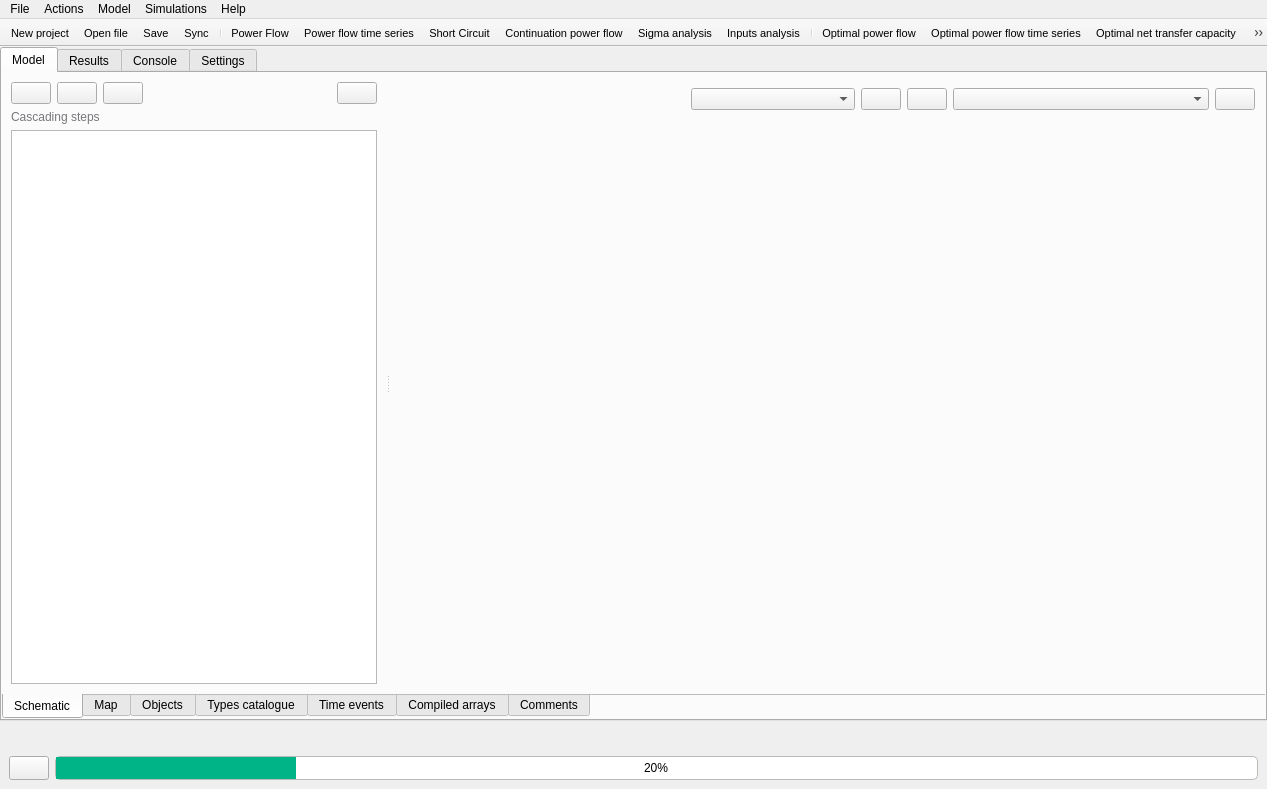
Old version of the form src/GridCal/Gui/Main/MainWindow.ui in the repository SanPen/GridCal.
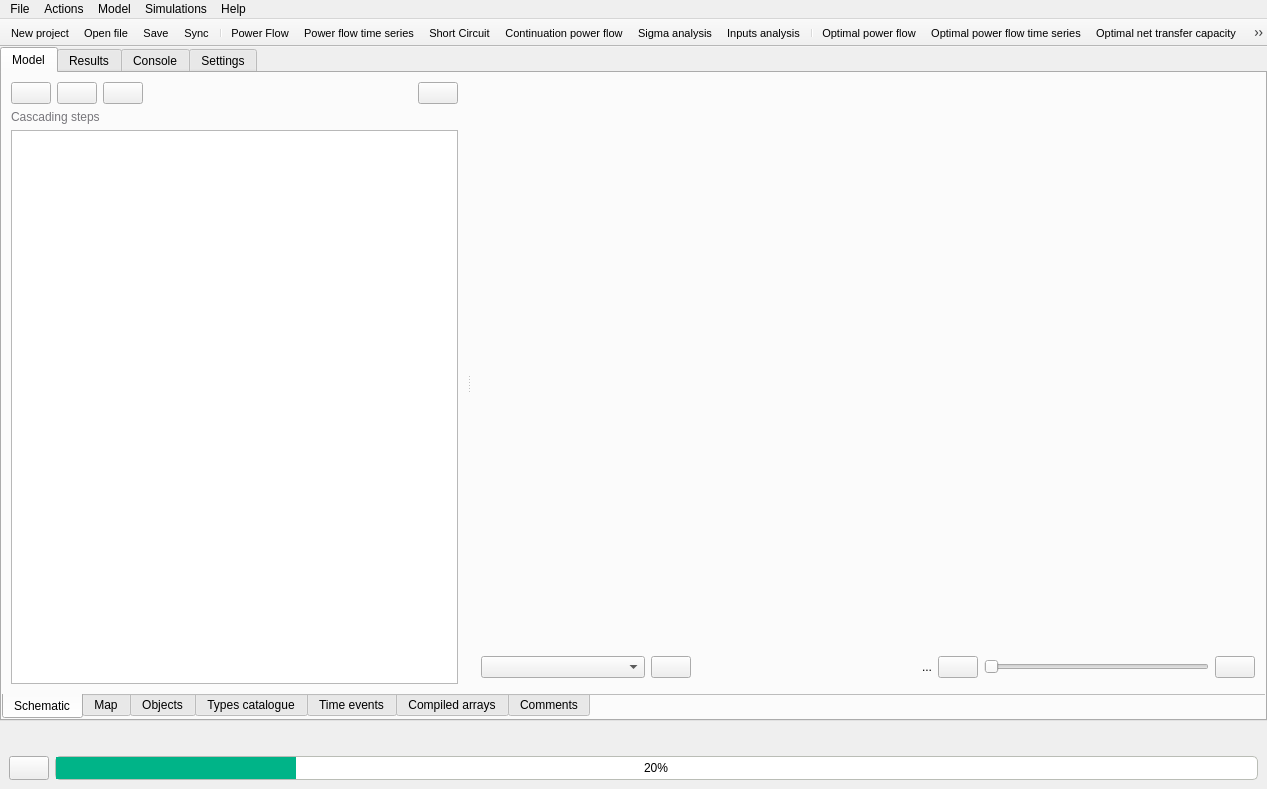
New version of the form. Icons and pictures are not drawn.

Patch:
```diff
--- a/src/GridCal/Gui/Main/MainWindow.ui
+++ b/src/GridCal/Gui/Main/MainWindow.ui
@@ -316,6 +316,33 @@
                 <enum>QFrame::Raised</enum>
                </property>
                <layout class="QVBoxLayout" name="verticalLayout_34">
+                <item>
+                 <widget class="QFrame" name="frame_33">
+                  <property name="frameShape">
+                   <enum>QFrame::NoFrame</enum>
+                  </property>
+                  <property name="frameShadow">
+                   <enum>QFrame::Raised</enum>
+                  </property>
+                  <layout class="QVBoxLayout" name="verticalLayout_30">
+                   <property name="leftMargin">
+                    <number>0</number>
+                   </property>
+                   <property name="topMargin">
+                    <number>0</number>
+                   </property>
+                   <property name="rightMargin">
+                    <number>0</number>
+                   </property>
+                   <property name="bottomMargin">
+                    <number>0</number>
+                   </property>
+                   <item>
+                    <layout class="QHBoxLayout" name="schematic_layout"/>
+                   </item>
+                  </layout>
+                 </widget>
+                </item>
                 <item>
                  <widget class="QFrame" name="grid_colouring_frame">
                   <property name="maximumSize">
@@ -356,7 +383,7 @@
                      </property>
                     </widget>
                    </item>
-                   <item row="1" column="4">
+                   <item row="1" column="6">
                     <widget class="QPushButton" name="view_previous_simulation_step_pushButton">
                      <property name="toolTip">
                       <string>Previous</string>
@@ -370,34 +397,7 @@
                      </property>
                     </widget>
                    </item>
-                   <item row="1" column="6">
-                    <widget class="QPushButton" name="view_next_simulation_step_pushButton">
-                     <property name="toolTip">
-                      <string>Next</string>
-                     </property>
-                     <property name="text">
-                      <string/>
-                     </property>
-                     <property name="icon">
-                      <iconset resource="icons.qrc">
-                       <normaloff>:/Icons/icons/next.svg</normaloff>:/Icons/icons/next.svg</iconset>
-                     </property>
-                    </widget>
-                   </item>
-                   <item row="1" column="5">
-                    <widget class="QComboBox" name="simulation_results_step_comboBox">
-                     <property name="minimumSize">
-                      <size>
-                       <width>256</width>
-                       <height>0</height>
-                      </size>
-                     </property>
-                     <property name="toolTip">
-                      <string>Steps in the simulation</string>
-                     </property>
-                    </widget>
-                   </item>
-                   <item row="1" column="0">
+                   <item row="1" column="4">
                     <spacer name="horizontalSpacer_19">
                      <property name="orientation">
                       <enum>Qt::Horizontal</enum>
@@ -410,6 +410,27 @@
                      </property>
                     </spacer>
                    </item>
+                   <item row="1" column="8">
+                    <widget class="QPushButton" name="view_next_simulation_step_pushButton">
+                     <property name="toolTip">
+                      <string>Next</string>
+                     </property>
+                     <property name="text">
+                      <string/>
+                     </property>
+                     <property name="icon">
+                      <iconset resource="icons.qrc">
+                       <normaloff>:/Icons/icons/next.svg</normaloff>:/Icons/icons/next.svg</iconset>
+                     </property>
+                    </widget>
+                   </item>
+                   <item row="1" column="7">
+                    <widget class="QSlider" name="simulation_results_step_slider">
+                     <property name="orientation">
+                      <enum>Qt::Horizontal</enum>
+                     </property>
+                    </widget>
+                   </item>
                    <item row="1" column="3">
                     <widget class="QPushButton" name="colour_results_pushButton">
                      <property name="toolTip">
@@ -424,32 +445,12 @@
                      </property>
                     </widget>
                    </item>
-                  </layout>
-                 </widget>
-                </item>
-                <item>
-                 <widget class="QFrame" name="frame_33">
-                  <property name="frameShape">
-                   <enum>QFrame::NoFrame</enum>
-                  </property>
-                  <property name="frameShadow">
-                   <enum>QFrame::Raised</enum>
-                  </property>
-                  <layout class="QVBoxLayout" name="verticalLayout_30">
-                   <property name="leftMargin">
-                    <number>0</number>
-                   </property>
-                   <property name="topMargin">
-                    <number>0</number>
-                   </property>
-                   <property name="rightMargin">
-                    <number>0</number>
-                   </property>
-                   <property name="bottomMargin">
-                    <number>0</number>
-                   </property>
-                   <item>
-                    <layout class="QHBoxLayout" name="schematic_layout"/>
+                   <item row="1" column="5">
+                    <widget class="QLabel" name="schematic_step_label">
+                     <property name="text">
+                      <string>...</string>
+                     </property>
+                    </widget>
                    </item>
                   </layout>
                  </widget>
```
Left out of the diff: 24 changed lines with no effect on the pictures.
